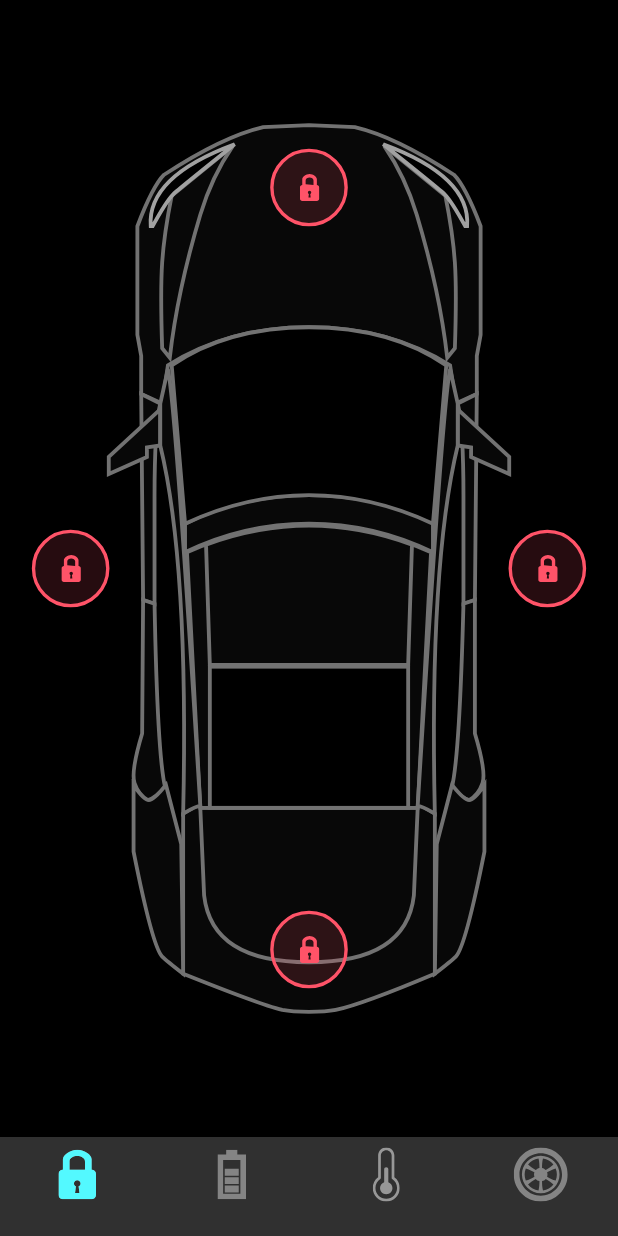
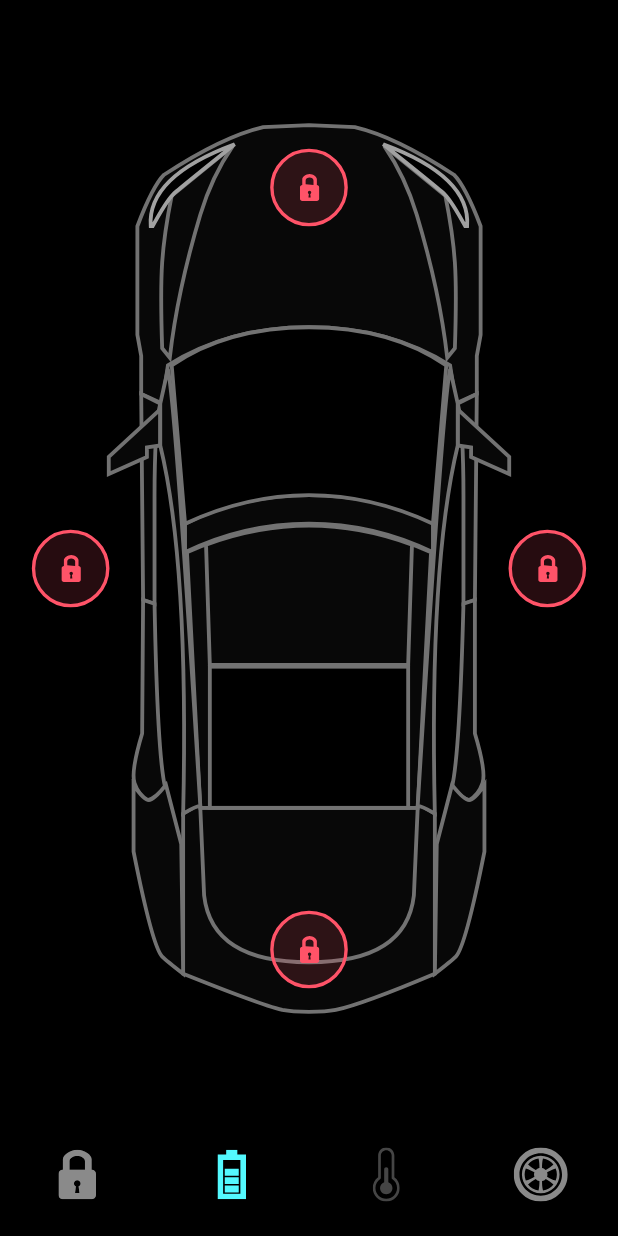
Before and after one commit to giovannicampagnolo/Tesla-Control-App, a Flutter app: the screen it shows after launch, on a phone screen of 412 x 824 dp. Run offline on Flutter 3.47's test engine with Material 2 defaults, Android fonts, the phone set to English and light mode, and no system bars; our stand-ins replace flutter_svg.

Commit message:
Terminate Bottom Navigation Bar

```diff
--- a/lib/screens/home_screen.dart
+++ b/lib/screens/home_screen.dart
@@ -17,7 +17,10 @@ class HomeScreen extends StatelessWidget {
         animation: _controller,
         builder: (context, snapshot) {
           return Scaffold(
-            bottomNavigationBar: TeslaBottomNavigationBar(),
+            bottomNavigationBar: TeslaBottomNavigationBar(
+              onTap: (index){},
+              selectedTab: 1,
+            ),
             body: SafeArea(
               child: LayoutBuilder(builder: (context, constraint) {
                 return Stack(
--- a/lib/widgets/tesla_bottom_navigation_bar.dart
+++ b/lib/widgets/tesla_bottom_navigation_bar.dart
@@ -1,8 +1,19 @@
 import 'package:flutter/material.dart';
 import 'package:flutter_svg/svg.dart';
 
+import '../constanins.dart';
+
+import '../constanins.dart';
+
 class TeslaBottomNavigationBar extends StatelessWidget {
-  TeslaBottomNavigationBar({Key? key}) : super(key: key);
+  final int selectedTab;
+  final ValueChanged<int> onTap;
+
+  TeslaBottomNavigationBar({
+    Key? key,
+    required this.selectedTab,
+    required this.onTap,
+  }) : super(key: key);
 
   List<String> navIcons = [
     "assets/icons/Lock.svg",
@@ -14,12 +25,16 @@ class TeslaBottomNavigationBar extends StatelessWidget {
   @override
   Widget build(BuildContext context) {
     return BottomNavigationBar(
+      onTap: onTap,
+      currentIndex: selectedTab,
+      backgroundColor: Colors.black,
       type: BottomNavigationBarType.fixed,
       items: List.generate(
         navIcons.length,
         (index) => BottomNavigationBarItem(
           icon: SvgPicture.asset(
             navIcons[index],
+            color: index == selectedTab ? primaryColor : Colors.white54,
           ),
           label: "",
         ),
```
